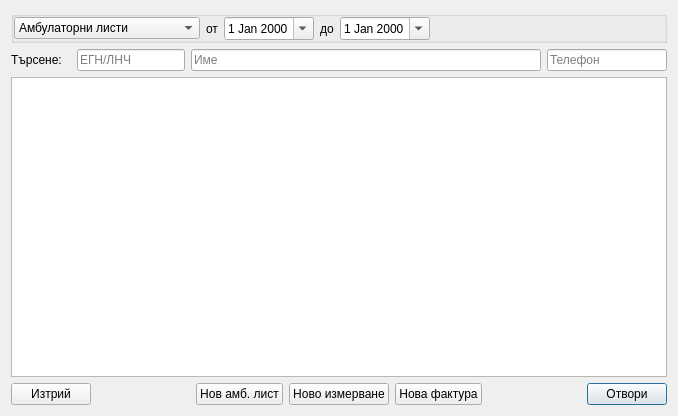
Old version of the form src/View/AmbListSelector/AmbListSelector.ui in the repository thefinalcutbg/DinoDent.
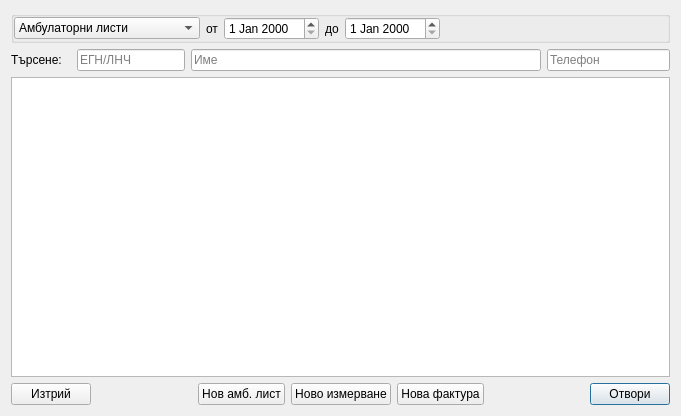
New version of the form. Custom widgets are drawn as their Qt base class.

Commit message: Pregnancy delegated to Pocedure container. AmbList time implemented. New calendar widget

Patch:
```diff
--- a/src/View/AmbListSelector/AmbListSelector.ui
+++ b/src/View/AmbListSelector/AmbListSelector.ui
@@ -6,7 +6,7 @@
    <rect>
     <x>0</x>
     <y>0</y>
-    <width>678</width>
+    <width>681</width>
     <height>416</height>
    </rect>
   </property>
@@ -19,7 +19,7 @@
      <property name="title">
       <string/>
      </property>
-     <layout class="QHBoxLayout" name="horizontalLayout_4">
+     <layout class="QHBoxLayout" name="horizontalLayout_3">
       <property name="leftMargin">
        <number>0</number>
       </property>
@@ -70,23 +70,7 @@
        </widget>
       </item>
       <item>
-       <widget class="DateEdit" name="fromDateEdit">
-        <property name="minimumSize">
-         <size>
-          <width>90</width>
-          <height>0</height>
-         </size>
-        </property>
-        <property name="focusPolicy">
-         <enum>Qt::TabFocus</enum>
-        </property>
-        <property name="buttonSymbols">
-         <enum>QAbstractSpinBox::NoButtons</enum>
-        </property>
-        <property name="calendarPopup">
-         <bool>true</bool>
-        </property>
-       </widget>
+       <widget class="CustomDateEdit" name="fromDateEdit"/>
       </item>
       <item>
        <widget class="QLabel" name="label_2">
@@ -96,23 +80,7 @@
        </widget>
       </item>
       <item>
-       <widget class="DateEdit" name="toDateEdit">
-        <property name="minimumSize">
-         <size>
-          <width>90</width>
-          <height>0</height>
-         </size>
-        </property>
-        <property name="focusPolicy">
-         <enum>Qt::TabFocus</enum>
-        </property>
-        <property name="buttonSymbols">
-         <enum>QAbstractSpinBox::NoButtons</enum>
-        </property>
-        <property name="calendarPopup">
-         <bool>true</bool>
-        </property>
-       </widget>
+       <widget class="CustomDateEdit" name="toDateEdit"/>
       </item>
       <item>
        <spacer name="horizontalSpacer_2">
@@ -306,9 +274,9 @@
    <header>listtable.h</header>
   </customwidget>
   <customwidget>
-   <class>DateEdit</class>
+   <class>CustomDateEdit</class>
    <extends>QDateEdit</extends>
-   <header>View/uiComponents/qt_derived/DateEdit.h</header>
+   <header>View/uiComponents/qt_derived/customdateedit.h</header>
   </customwidget>
  </customwidgets>
  <resources/>
```
The commit also changes 43 other files.
